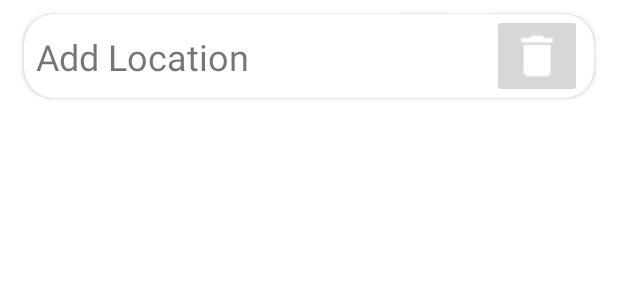
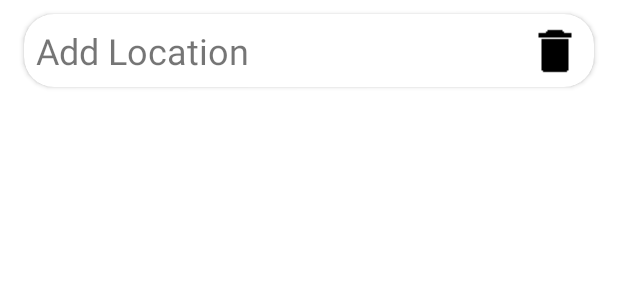
Before and after one commit to RichardKlem/TAMa, an Android app: the layout location_on_main.xml on its own in the app's theme, with its tools: preview values and no code run, on a phone screen of 412 x 824 dp. Shown: the top 300 px of the screen. Run offline under Robolectric (Android 15) with nearby library versions, the light colour scheme and no system bars.

Commit message:
buttons background to white

```diff
--- a/app/src/main/res/layout/event_on_main.xml
+++ b/app/src/main/res/layout/event_on_main.xml
@@ -52,7 +52,8 @@
                     android:contentDescription="@string/event"
                     android:minWidth="48dp"
                     android:minHeight="48dp"
-                    android:src="@android:drawable/arrow_down_float"
+                    android:background="@color/white"
+                    app:srcCompat="@drawable/expand_down_black"
                     app:layout_constraintBottom_toBottomOf="parent"
                     app:layout_constraintRight_toRightOf="parent"
                     app:layout_constraintTop_toTopOf="parent"
--- a/app/src/main/res/layout/location_on_main.xml
+++ b/app/src/main/res/layout/location_on_main.xml
@@ -39,10 +39,11 @@
                 android:layout_height="wrap_content"
                 android:layout_marginEnd="8dp"
                 android:contentDescription="@string/delete_location"
+                android:background="@color/white"
                 app:layout_constraintBottom_toBottomOf="parent"
                 app:layout_constraintEnd_toEndOf="parent"
                 app:layout_constraintTop_toTopOf="parent"
-                app:srcCompat="@drawable/delete" />
+                app:srcCompat="@drawable/delete_black" />
         </androidx.constraintlayout.widget.ConstraintLayout>
 
     </androidx.cardview.widget.CardView>
```
Also changed, not shown: app/src/main/res/drawable-v24/expand_down.png (added), app/src/main/res/drawable-v24/expand_down_black.png (added), app/src/main/res/drawable/delete_black.png (added).
